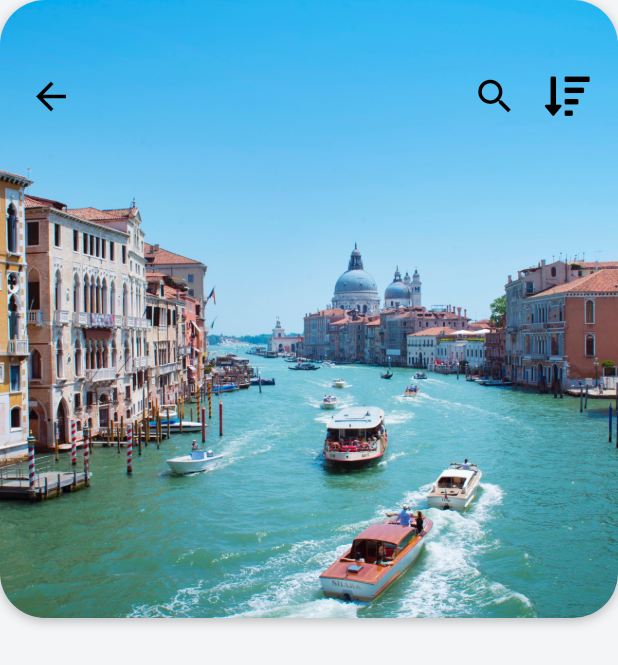
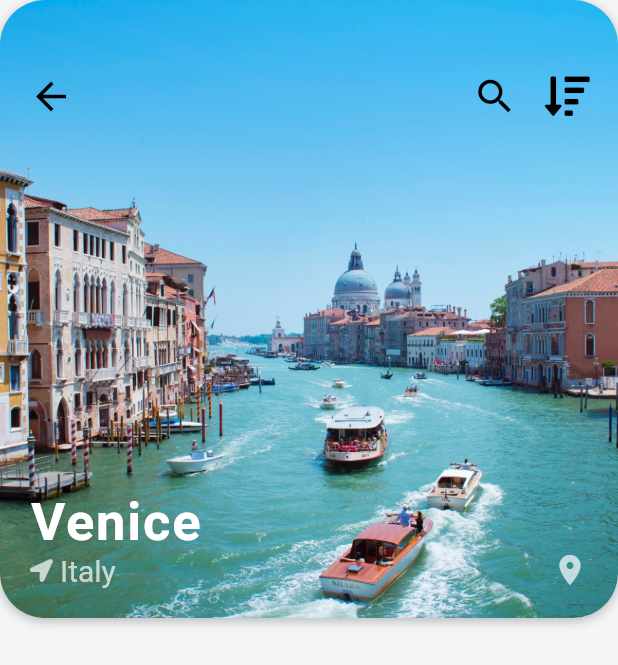
Before and after one commit to Sivar-Developer/Travel-UI---Flutter, a Flutter app: the screen it shows after launch, after a tap on an icon or button, on a phone screen of 412 x 824 dp. Shown: the top 665 px of the screen. Run offline on Flutter 3.47's test engine with Material 2 defaults, Android fonts, the phone set to English and light mode, and no system bars; our stand-ins replace font_awesome_flutter; network calls fail.

Commit message:
Destination screen image stack

```diff
--- a/lib/screens/destination_screen.dart
+++ b/lib/screens/destination_screen.dart
@@ -68,7 +68,46 @@ class _DestinationScreenState extends State<DestinationScreen> {
                     )
                   ],
                 ),
-              )
+              ),
+              Positioned(
+                left: 20.0,
+                bottom: 20.0,
+                child: Column(
+                  crossAxisAlignment: CrossAxisAlignment.start,
+                  children: [
+                    Text(
+                      widget.destination.city,
+                      style: TextStyle(
+                        color: Colors.white,
+                        fontSize: 35.0,
+                        fontWeight: FontWeight.w600,
+                        letterSpacing: 1.2,
+                      ),
+                    ),
+                    Row(
+                      children: [
+                        Icon(FontAwesomeIcons.locationArrow, size: 15.0, color: Colors.white70,),
+                        SizedBox(width: 5.0),
+                        Text(
+                          widget.destination.country,
+                          style: TextStyle(
+                            color: Colors.white70,
+                            fontSize: 20.0
+                          ),
+                        ),
+                      ],
+                    ),
+                  ],
+                ),
+              ),
+              Positioned(
+                bottom: 20.0,
+                right: 20.0,
+                child: Icon(
+                  Icons.location_on,
+                  color: Colors.white70,
+                )
+              ),
             ],
           )
         ],
```
